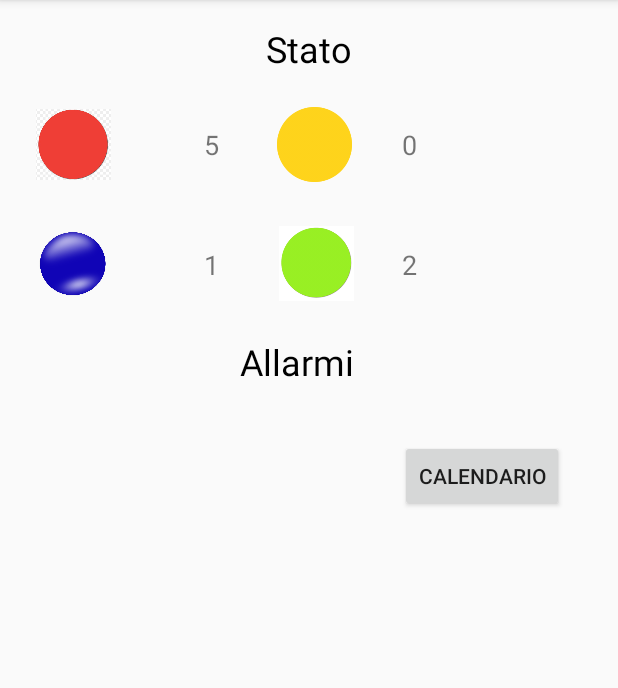
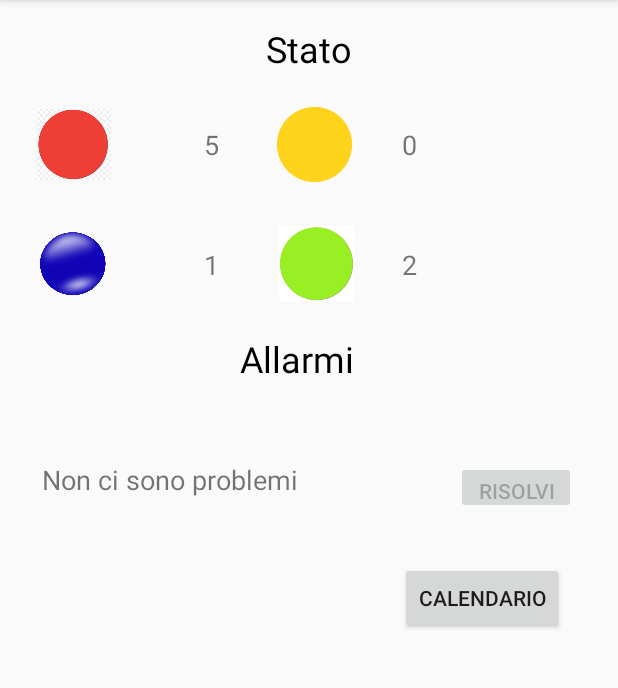
Before and after one commit to rosso791/RoboDroid, an Android app: the screen it shows after launch (StatusActivity), after a tap on "STATO", on a phone screen of 412 x 824 dp, the part 84-772 px from its top. Run offline under Robolectric (Android 15) with nearby library versions, the phone set to English and light mode, and no system bars; libraries missing offline, so code that uses them is left out: it.unive.dais.

Commit message:
add notifications in all activities

```diff
--- a/app/build.gradle
+++ b/app/build.gradle
@@ -10,6 +10,7 @@ android {
         versionName "1.0"
         testInstrumentationRunner "android.support.test.runner.AndroidJUnitRunner"
     }
+
 
     compileOptions {
         sourceCompatibility JavaVersion.VERSION_1_8
@@ -29,10 +30,12 @@ dependencies {
     implementation 'com.android.support:appcompat-v7:28.0.0'
     implementation 'com.android.support.constraint:constraint-layout:1.1.3'
     implementation 'com.android.support:support-v4:28.0.0'
+    implementation "com.android.support:support-compat:28.0.0"
     testImplementation 'junit:junit:4.12'
     androidTestImplementation 'com.android.support.test:runner:1.0.2'
     androidTestImplementation 'com.android.support.test.espresso:espresso-core:3.0.2'
     implementation project(':lib')
     implementation 'com.android.support:design:28.0.0'
     implementation 'com.google.code.gson:gson:2.8.5'
+
 }
--- a/app/src/main/java/dais/unive/it/robot/ActivityApp/MenuActivity.java
+++ b/app/src/main/java/dais/unive/it/robot/ActivityApp/MenuActivity.java
@@ -7,6 +7,11 @@ import android.os.Bundle;
 import android.view.View;
 import android.widget.Button;
 
+import java.util.Timer;
+import java.util.TimerTask;
+
+import dais.unive.it.robot.Automation.DataExchange;
+import dais.unive.it.robot.CalendarClass.NotificationHelper;
 import dais.unive.it.robot.R;
 
 public class MenuActivity extends AppCompatActivity {
@@ -39,6 +44,16 @@ public class MenuActivity extends AppCompatActivity {
             }
         });
 
-
+        //Show notification
+        Timer timer = new Timer();
+        NotificationHelper notificationHelper = new NotificationHelper(this);
+        timer.scheduleAtFixedRate(new TimerTask() {
+            @Override
+            public void run() {
+                    if (DataExchange.GetNotificationCode() !=0 ){
+                        notificationHelper.createNotification("Android", DataExchange.GetNotificationDescription());
+                    }
+            }
+        }, 0, 10*1000);
     }
 }
--- a/app/src/main/java/dais/unive/it/robot/ActivityApp/StatusActivity.java
+++ b/app/src/main/java/dais/unive/it/robot/ActivityApp/StatusActivity.java
@@ -1,5 +1,7 @@
 package dais.unive.it.robot.ActivityApp;
 
+import android.app.NotificationManager;
+import android.content.Context;
 import android.content.Intent;
 import android.content.pm.ActivityInfo;
 import android.provider.ContactsContract;
@@ -14,7 +16,11 @@ import android.widget.Toast;
 
 import com.google.gson.internal.bind.DateTypeAdapter;
 
+import java.util.Timer;
+import java.util.TimerTask;
+
 import dais.unive.it.robot.Automation.DataExchange;
+import dais.unive.it.robot.CalendarClass.NotificationHelper;
 import dais.unive.it.robot.R;
 
 public class StatusActivity extends AppCompatActivity {
@@ -22,6 +28,7 @@ public class StatusActivity extends AppCompatActivity {
     private TextView textView;
     private ListView listView;
     private DataExchange ex = DataExchange.GetInstance();
+    private NotificationManager notificationManager;
     @Override
 
     protected void onCreate(Bundle savedInstanceState) {
@@ -29,8 +36,9 @@ public class StatusActivity extends AppCompatActivity {
         setContentView(R.layout.activity_status);
         setRequestedOrientation(ActivityInfo.SCREEN_ORIENTATION_PORTRAIT);
 
+        notificationManager = (NotificationManager) getSystemService(Context.NOTIFICATION_SERVICE);
         //Show number of ball in the robot
-        textView =  findViewById(R.id.redNumber);
+        textView = findViewById(R.id.redNumber);
         textView.setText("" + DataExchange.GetColorQuantity(1));
         textView = findViewById(R.id.blueNumber);
         textView.setText("" + DataExchange.GetColorQuantity(2));
@@ -39,6 +47,29 @@ public class StatusActivity extends AppCompatActivity {
         textView = findViewById(R.id.yellowNumber);
         textView.setText("" + DataExchange.GetColorQuantity(4));
 
+
+        textView = findViewById(R.id.alarmText);
+        if (DataExchange.GetNotificationCode() == 0) {
+            textView.setText("Non ci sono problemi");
+        }
+        else{
+            textView.setText(DataExchange.GetNotificationDescription());
+        }
+
+        Button alarmButton = findViewById(R.id.alarmButton);
+        if (DataExchange.GetNotificationCode() != 0) {
+            alarmButton.setEnabled(true);
+        } else alarmButton.setEnabled(false);
+
+        alarmButton.setOnClickListener(new View.OnClickListener() {
+            @Override
+            public void onClick(View v) {
+                DataExchange.SetNotificationCode(0);
+                notificationManager.cancel(0);
+                textView.setText("Non ci sono problemi");
+                alarmButton.setEnabled(false);
+            }
+        });
 
 
         //Intent to go to the calendar activity
@@ -52,6 +83,19 @@ public class StatusActivity extends AppCompatActivity {
         });
 
 
+        //Show notification
+        Timer timer = new Timer();
+        NotificationHelper notificationHelper = new NotificationHelper(this);
+        timer.scheduleAtFixedRate(new TimerTask() {
+            @Override
+            public void run() {
+                if (DataExchange.GetNotificationCode() !=0 ){
+                    notificationHelper.createNotification("Android", DataExchange.GetNotificationDescription());
+                }
+            }
+        }, 0, 10*1000);
+
+
     }
 
 
--- a/app/src/main/res/layout/activity_status.xml
+++ b/app/src/main/res/layout/activity_status.xml
@@ -135,25 +135,46 @@
             android:id="@+id/calendarStatus"
             android:layout_width="wrap_content"
             android:layout_height="wrap_content"
-            android:layout_marginTop="36dp"
+            android:layout_marginTop="32dp"
             android:layout_marginEnd="36dp"
             android:text="@string/calendario"
             app:layout_constraintEnd_toEndOf="parent"
-            app:layout_constraintTop_toBottomOf="@+id/alarm_text" />
+            app:layout_constraintTop_toBottomOf="@+id/alarmButton" />
 
         <TextView
-            android:id="@+id/alarm_text"
+            android:id="@+id/alarm"
             android:layout_width="wrap_content"
             android:layout_height="wrap_content"
             android:layout_marginStart="40dp"
-            android:layout_marginTop="176dp"
-            android:text="@string/alarm_text"
+            android:layout_marginTop="174dp"
+            android:text="@string/alarm"
             android:textColor="@android:color/black"
             android:textSize="24sp"
             app:layout_constraintStart_toEndOf="@+id/addEventGuideline"
             app:layout_constraintTop_toBottomOf="@+id/addNewEventText" />
 
+        <TextView
+            android:id="@+id/alarmText"
+            android:layout_width="180dp"
+            android:layout_height="wrap_content"
+            android:layout_marginStart="28dp"
+            android:layout_marginTop="52dp"
+            android:textSize="18sp"
+            app:layout_constraintStart_toStartOf="parent"
+            app:layout_constraintTop_toBottomOf="@+id/alarm"
+            tools:text="@string/alarmText" />
 
+        <Button
+            android:id="@+id/alarmButton"
+            android:layout_width="80dp"
+            android:layout_height="35dp"
+            android:layout_marginStart="76dp"
+            android:layout_marginTop="52dp"
+            android:layout_marginEnd="8dp"
+            android:text="Risolvi"
+            app:layout_constraintEnd_toEndOf="parent"
+            app:layout_constraintStart_toEndOf="@+id/alarmText"
+            app:layout_constraintTop_toBottomOf="@+id/alarm" />
 
 
     </android.support.constraint.ConstraintLayout>
--- a/app/src/main/res/values/strings.xml
+++ b/app/src/main/res/values/strings.xml
@@ -7,7 +7,6 @@
     <string name="dummy_content">DUMMY\nCONTENT</string>
     <string name="unive_logo_jpg">unive Logo jpg</string>
     <string name="lego_logo_jpg">lego logo jpg</string>
-    <string name="start">Inizia</string>
     <string name="calendarButton">Calendario</string>
     <string name="menuText">MENU</string>
     <string name="stateText">Stato</string>
@@ -30,7 +29,7 @@
     <string name="green_ball">Green</string>
     <string name="green_number" />
     <string name="calendario">Calendario</string>
-    <string name="alarm_text">Allarmi</string>
+    <string name="alarm">Allarmi</string>
     <string name="elimante_event_button_text">Elimina</string>
     <string name="eliminate_event_text">Elimina evento</string>
     <string name="calendar_text">Calendario</string>
@@ -66,4 +65,6 @@
     <string name="yellowLogo" />
     <string name="greenLogo" />
     <string name="blueLogo" />
+    <string name="alarmText" />
+    <string name="textview">TextView</string>
 </resources>
```
Also changed, not shown: app/src/main/java/dais/unive/it/robot/ActivityApp/AddEvent.java (+17 -0 lines), app/src/main/java/dais/unive/it/robot/ActivityApp/CalendarActivity.java (+19 -0 lines), app/src/main/java/dais/unive/it/robot/ActivityApp/EliminateEvent.java (+17 -0 lines), app/src/main/java/dais/unive/it/robot/CalendarClass/NotificationHelper.java (added, +72 -0 lines), app/src/main/res/layout/activity_main.xml (+0 -14 lines), app/src/main/res/drawable/green.png, build.gradle (line endings or trailing spaces).
